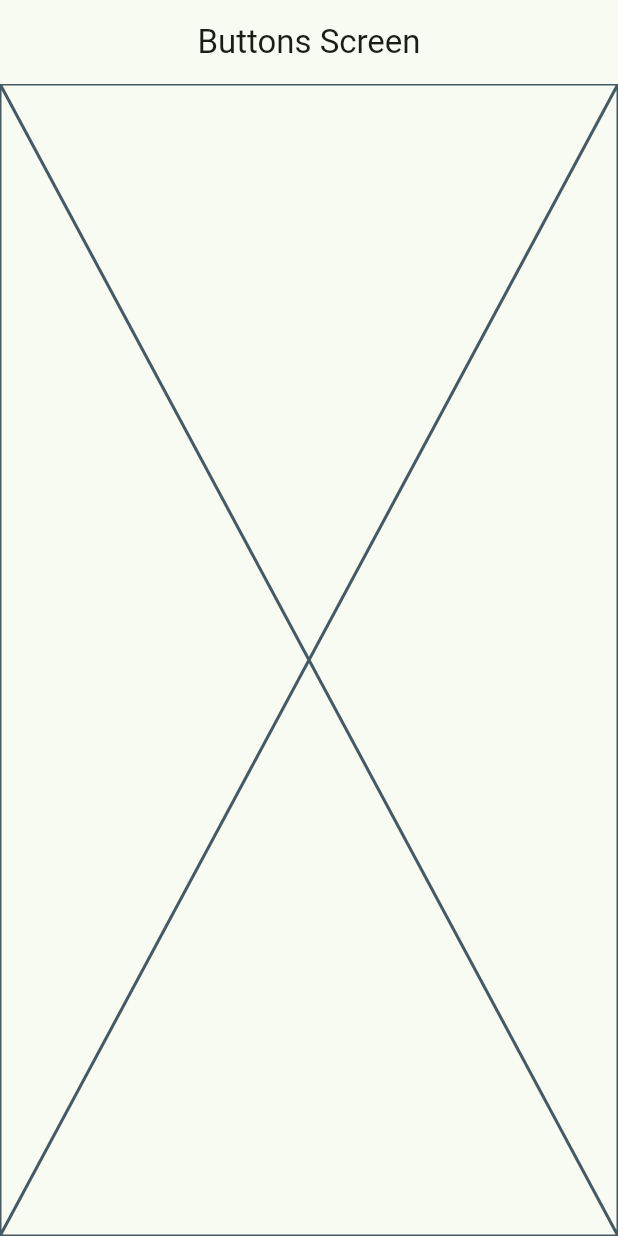
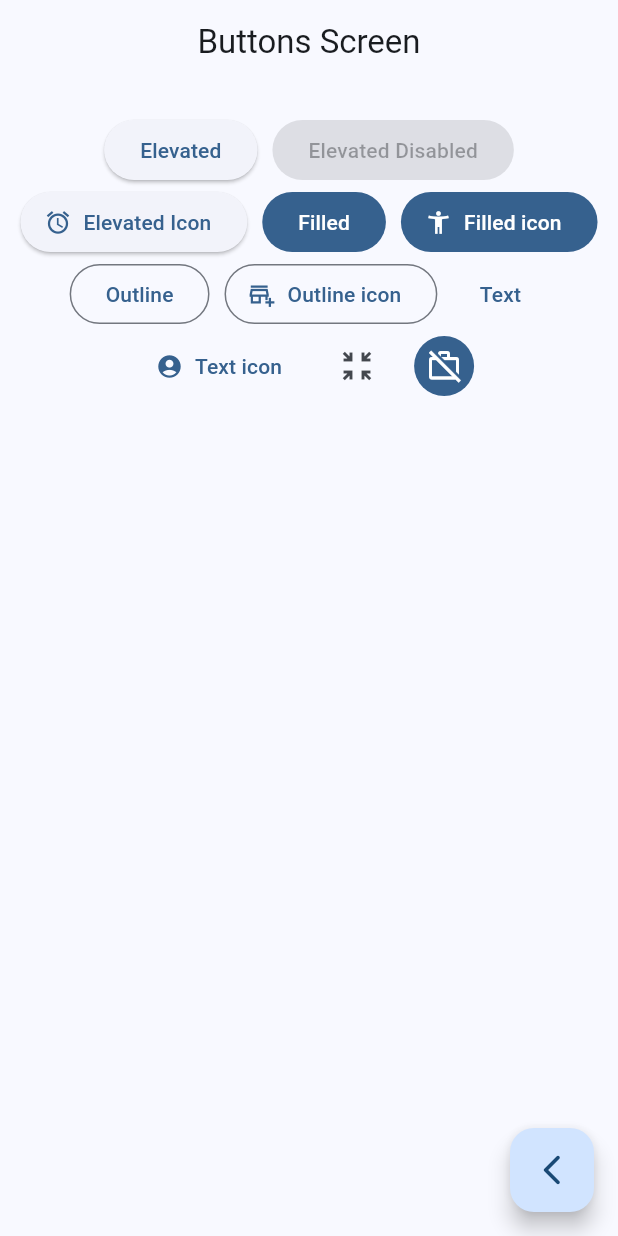
Before and after one commit to josuemedinaguerrero/widgets-app-flutter, a Flutter app: the ButtonsScreen screen opened by its route, on a phone screen of 412 x 824 dp. Run offline on Flutter 3.47's test engine with Material 3 defaults, Android fonts, the phone set to English and light mode, and no system bars; our stand-ins replace go_router.

Commit message:
botones material 3

```diff
--- a/lib/main.dart
+++ b/lib/main.dart
@@ -15,7 +15,7 @@ class MainApp extends StatelessWidget {
     return MaterialApp.router(
       routerConfig: appRouter,
       debugShowCheckedModeBanner: false,
-      theme: AppTheme(selectedColor: 2).getTheme(),
+      theme: AppTheme().getTheme(),
     );
   }
 }
--- a/lib/presentation/screens/buttons/buttons_screen.dart
+++ b/lib/presentation/screens/buttons/buttons_screen.dart
@@ -1,4 +1,5 @@
 import 'package:flutter/material.dart';
+import 'package:go_router/go_router.dart';
 
 class ButtonsScreen extends StatelessWidget {
   static const String name = 'buttons_screen';
@@ -9,7 +10,71 @@ class ButtonsScreen extends StatelessWidget {
   Widget build(BuildContext context) {
     return Scaffold(
       appBar: AppBar(title: Text('Buttons Screen')),
-      body: Placeholder(),
+      body: _ButtonsView(),
+      floatingActionButton: FloatingActionButton(
+        child: Icon(Icons.arrow_back_ios_new_rounded),
+        onPressed: () {
+          context.pop();
+        },
+      ),
     );
   }
 }
+
+class _ButtonsView extends StatelessWidget {
+  @override
+  Widget build(BuildContext context) {
+    final colors = Theme.of(context).colorScheme;
+
+    return SizedBox(
+      width: double.infinity,
+      child: Padding(
+        padding: EdgeInsets.symmetric(horizontal: 10, vertical: 20),
+        child: Wrap(
+          spacing: 10,
+          alignment: WrapAlignment.center,
+          children: [
+            ElevatedButton(onPressed: () {}, child: Text('Elevated')),
+            ElevatedButton(onPressed: null, child: Text('Elevated Disabled')),
+            ElevatedButton.icon(
+              onPressed: () {},
+              icon: Icon(Icons.access_alarm_outlined),
+              label: Text('Elevated Icon'),
+            ),
+
+            FilledButton(onPressed: () {}, child: Text('Filled')),
+            FilledButton.icon(
+              onPressed: () {},
+              icon: Icon(Icons.accessibility_new_outlined),
+              label: Text('Filled icon'),
+            ),
+
+            OutlinedButton(onPressed: () {}, child: Text('Outline')),
+            OutlinedButton.icon(
+              onPressed: () {},
+              icon: Icon(Icons.add_business_outlined),
+              label: Text('Outline icon'),
+            ),
+
+            TextButton(onPressed: () {}, child: Text('Text')),
+            TextButton.icon(
+              onPressed: () {},
+              icon: Icon(Icons.account_circle_rounded),
+              label: Text('Text icon'),
+            ),
+
+            IconButton(onPressed: () {}, icon: Icon(Icons.zoom_in_map)),
+            IconButton(
+              onPressed: () {},
+              icon: Icon(Icons.work_off_outlined),
+              style: ButtonStyle(
+                backgroundColor: WidgetStatePropertyAll(colors.primary),
+                iconColor: WidgetStatePropertyAll(Colors.white),
+              ),
+            ),
+          ],
+        ),
+      ),
+    );
+  }
+}
```
